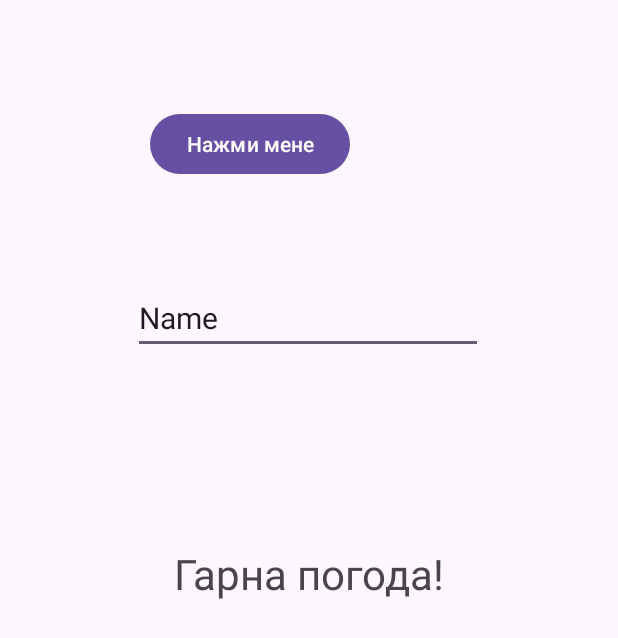
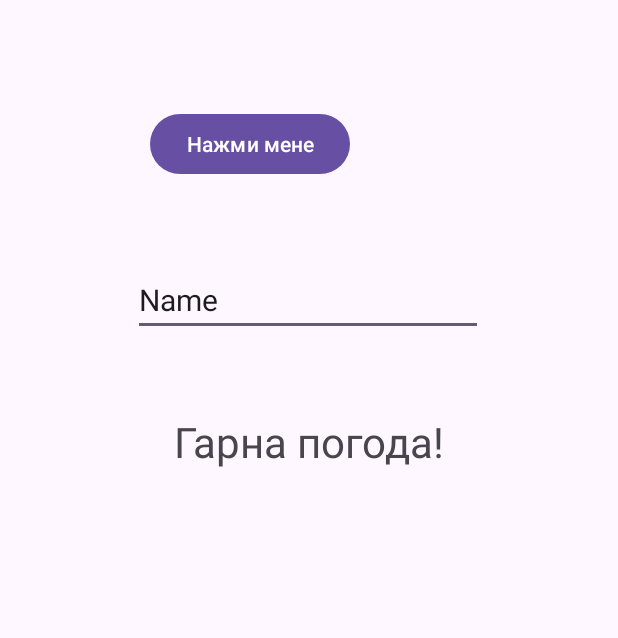
Before and after one commit to novakvova/Android_PD123, an Android app: the screen it shows after launch (MainActivity), on a phone screen of 412 x 824 dp. Shown: the top 638 px of the screen. Run offline under Robolectric (Android 15) with nearby library versions, the phone set to English and light mode, and no system bars; pictures from the network do not load.

Commit message:
Begin working app

```diff
--- a/Lesson 1.Begin/app/build.gradle.kts
+++ b/Lesson 1.Begin/app/build.gradle.kts
@@ -33,6 +33,8 @@ dependencies {
     implementation("androidx.appcompat:appcompat:1.6.1")
     implementation("com.google.android.material:material:1.10.0")
     implementation("androidx.constraintlayout:constraintlayout:2.1.4")
+    implementation("com.github.bumptech.glide:glide:4.16.0")
+    annotationProcessor("com.github.bumptech.glide:compiler:4.16.0")
     testImplementation("junit:junit:4.13.2")
     androidTestImplementation("androidx.test.ext:junit:1.1.5")
     androidTestImplementation("androidx.test.espresso:espresso-core:3.5.1")
--- a/Lesson 1.Begin/app/src/main/AndroidManifest.xml
+++ b/Lesson 1.Begin/app/src/main/AndroidManifest.xml
@@ -1,6 +1,9 @@
 <?xml version="1.0" encoding="utf-8"?>
 <manifest xmlns:android="http://schemas.android.com/apk/res/android"
     xmlns:tools="http://schemas.android.com/tools">
+
+    <uses-permission android:name="android.permission.INTERNET"/>
+    <uses-permission android:name="android.permission.ACCESS_NETWORK_STATE"/>
 
     <application
         android:allowBackup="true"
--- a/Lesson 1.Begin/app/src/main/java/com/example/storeandroid/MainActivity.java
+++ b/Lesson 1.Begin/app/src/main/java/com/example/storeandroid/MainActivity.java
@@ -6,15 +6,28 @@ import android.os.Bundle;
 import android.util.Log;
 import android.view.View;
 import android.widget.EditText;
+import android.widget.ImageView;
+
+import com.bumptech.glide.Glide;
+import com.bumptech.glide.request.RequestOptions;
 
 public class MainActivity extends AppCompatActivity {
 
     private EditText txtInfo;
+    private ImageView ivMyImage;
     @Override
     protected void onCreate(Bundle savedInstanceState) {
         super.onCreate(savedInstanceState);
         setContentView(R.layout.activity_main);
         txtInfo=findViewById(R.id.txtInfo);
+
+        ivMyImage=findViewById(R.id.ivMyImage);
+        String url = "https://pipi.itstep.click/images/monika.jpg";
+        Glide
+                .with(this)
+                .load(url)
+                .apply(new RequestOptions().override(600))
+                .into(ivMyImage);
     }
 
     public void onClickHandler(View view) {
--- a/Lesson 1.Begin/app/src/main/res/layout/activity_main.xml
+++ b/Lesson 1.Begin/app/src/main/res/layout/activity_main.xml
@@ -23,7 +23,7 @@
         android:id="@+id/txtInfo"
         android:layout_width="wrap_content"
         android:layout_height="wrap_content"
-        android:layout_marginTop="68dp"
+        android:layout_marginTop="56dp"
         android:ems="10"
         android:inputType="text"
         android:text="Name"
@@ -34,6 +34,7 @@
         app:layout_constraintTop_toBottomOf="@+id/button" />
 
     <TextView
+        android:id="@+id/textView"
         android:layout_width="wrap_content"
         android:layout_height="wrap_content"
         android:text="Гарна погода!"
@@ -42,6 +43,17 @@
         app:layout_constraintEnd_toEndOf="parent"
         app:layout_constraintStart_toStartOf="parent"
         app:layout_constraintTop_toBottomOf="@+id/txtInfo"
-        app:layout_constraintVertical_bias="0.232" />
+        app:layout_constraintVertical_bias="0.091" />
+
+    <ImageView
+        android:id="@+id/ivMyImage"
+        android:layout_width="wrap_content"
+        android:layout_height="wrap_content"
+        android:layout_marginTop="44dp"
+        app:layout_constraintEnd_toEndOf="parent"
+        app:layout_constraintHorizontal_bias="0.498"
+        app:layout_constraintStart_toStartOf="parent"
+        app:layout_constraintTop_toBottomOf="@+id/textView"
+        tools:srcCompat="@tools:sample/avatars" />
 
 </androidx.constraintlayout.widget.ConstraintLayout>
```
Also changed, not shown: 1 other file.
